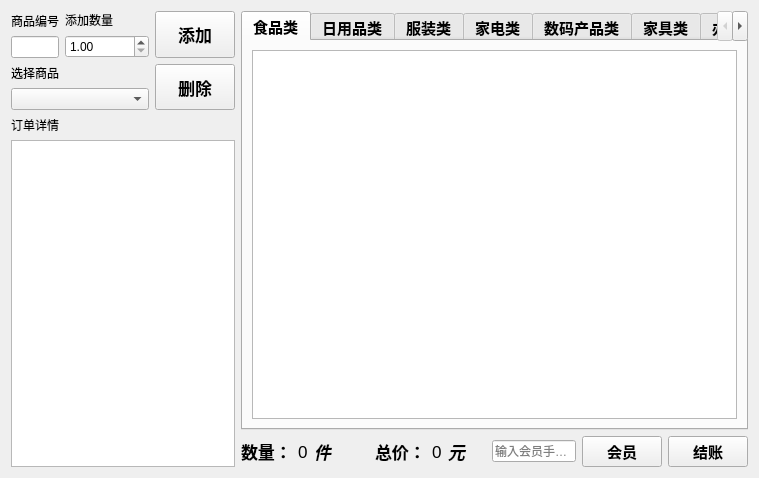
The window that view/manager/widgetcashiermanager.ui (ylxcvvan/Supermarket-Commodity-Management-System) describes before a commit, drawn with Qt 5.
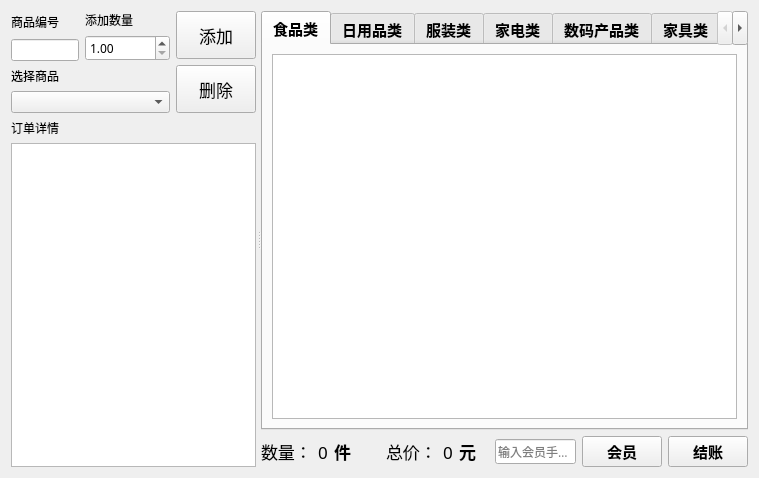
The same window after the commit. Custom widgets are drawn as their Qt base class.

Commit message: 修改了所有界面的字体和按钮大小，现在软件拥有更好的字体

What changed in the file:
```diff
--- a/view/manager/widgetcashiermanager.ui
+++ b/view/manager/widgetcashiermanager.ui
@@ -15,6 +15,14 @@
   </property>
   <layout class="QHBoxLayout" name="horizontalLayout_16">
    <item>
+    <widget class="QSplitter" name="splitter">
+     <property name="orientation">
+      <enum>Qt::Horizontal</enum>
+     </property>
+     <property name="handleWidth">
+      <number>5</number>
+     </property>
+     <widget class="QWidget" name="layoutWidget">
     <layout class="QVBoxLayout" name="verticalLayout_7" stretch="0,1">
      <item>
       <layout class="QHBoxLayout" name="horizontalLayout_5">
@@ -26,6 +34,11 @@
             <layout class="QVBoxLayout" name="verticalLayout_2">
              <item>
               <widget class="QLabel" name="label">
+                 <property name="font">
+                  <font>
+                   <family>微软雅黑</family>
+                  </font>
+                 </property>
                <property name="text">
                 <string>商品编号</string>
                </property>
@@ -40,6 +53,11 @@
             <layout class="QVBoxLayout" name="verticalLayout_5">
              <item>
               <widget class="QLabel" name="label_5">
+                 <property name="font">
+                  <font>
+                   <family>微软雅黑</family>
+                  </font>
+                 </property>
                <property name="text">
                 <string>添加数量</string>
                </property>
@@ -47,6 +65,11 @@
              </item>
              <item>
               <widget class="QDoubleSpinBox" name="spinBoxAmount">
+                 <property name="font">
+                  <font>
+                   <family>微软雅黑</family>
+                  </font>
+                 </property>
                <property name="minimum">
                 <double>1.000000000000000</double>
                </property>
@@ -63,6 +86,11 @@
           <layout class="QVBoxLayout" name="verticalLayout">
            <item>
             <widget class="QLabel" name="label_6">
+               <property name="font">
+                <font>
+                 <family>微软雅黑</family>
+                </font>
+               </property>
              <property name="text">
               <string>选择商品</string>
              </property>
@@ -83,7 +111,7 @@
         </layout>
        </item>
        <item>
-        <layout class="QVBoxLayout" name="verticalLayout_6">
+          <layout class="QVBoxLayout" name="verticalLayout_6" stretch="1,1">
          <item>
           <widget class="QtMaterialRaisedButton" name="pushButtonAdd">
            <property name="sizePolicy">
@@ -94,8 +122,9 @@
            </property>
            <property name="font">
             <font>
+               <family>微软雅黑</family>
              <pointsize>13</pointsize>
-             <bold>true</bold>
+               <bold>false</bold>
             </font>
            </property>
            <property name="text">
@@ -113,8 +142,9 @@
            </property>
            <property name="font">
             <font>
+               <family>微软雅黑</family>
              <pointsize>13</pointsize>
-             <bold>true</bold>
+               <bold>false</bold>
             </font>
            </property>
            <property name="text">
@@ -163,13 +193,14 @@
       </layout>
      </item>
     </layout>
-   </item>
-   <item>
+     </widget>
+     <widget class="QWidget" name="layoutWidget">
     <layout class="QVBoxLayout" name="verticalLayoutRight" stretch="0,0">
      <item>
       <widget class="QTabWidget" name="tabWidget">
        <property name="font">
         <font>
+           <family>微软雅黑</family>
          <pointsize>11</pointsize>
          <bold>true</bold>
         </font>
@@ -187,6 +218,13 @@
         <layout class="QHBoxLayout" name="horizontalLayout_3">
          <item>
           <widget class="QTableView" name="tableView_01">
+             <property name="font">
+              <font>
+               <family>微软雅黑</family>
+               <pointsize>11</pointsize>
+               <bold>false</bold>
+              </font>
+             </property>
            <property name="autoScrollMargin">
             <number>16</number>
            </property>
@@ -318,9 +356,9 @@
         <widget class="QLabel" name="label_8">
          <property name="font">
           <font>
-           <family>Microsoft PhagsPa</family>
+             <family>微软雅黑</family>
            <pointsize>13</pointsize>
-           <bold>true</bold>
+             <bold>false</bold>
           </font>
          </property>
          <property name="text">
@@ -332,6 +370,7 @@
         <widget class="QLabel" name="labelTotalAmount">
          <property name="font">
           <font>
+             <family>微软雅黑</family>
            <pointsize>13</pointsize>
            <bold>false</bold>
           </font>
@@ -345,8 +384,9 @@
         <widget class="QLabel" name="label_2">
          <property name="font">
           <font>
+             <family>微软雅黑</family>
            <pointsize>13</pointsize>
-           <italic>true</italic>
+             <italic>false</italic>
            <bold>true</bold>
           </font>
          </property>
@@ -385,9 +425,9 @@
         <widget class="QLabel" name="label_4">
          <property name="font">
           <font>
-           <family>Microsoft PhagsPa</family>
+             <family>微软雅黑</family>
            <pointsize>13</pointsize>
-           <bold>true</bold>
+             <bold>false</bold>
           </font>
          </property>
          <property name="lineWidth">
@@ -405,6 +445,7 @@
         <widget class="QLabel" name="labelTotalPrice">
          <property name="font">
           <font>
+             <family>微软雅黑</family>
            <pointsize>13</pointsize>
           </font>
          </property>
@@ -417,8 +458,9 @@
         <widget class="QLabel" name="label_7">
          <property name="font">
           <font>
+             <family>微软雅黑</family>
            <pointsize>13</pointsize>
-           <italic>true</italic>
+             <italic>false</italic>
            <bold>true</bold>
           </font>
          </property>
@@ -442,6 +484,11 @@
        </item>
        <item>
         <widget class="QtMaterialTextField" name="lineEditVipPhoneNumber">
+           <property name="font">
+            <font>
+             <family>微软雅黑</family>
+            </font>
+           </property>
          <property name="maxLength">
           <number>11</number>
          </property>
@@ -482,6 +529,8 @@
       </layout>
      </item>
     </layout>
+     </widget>
+    </widget>
    </item>
   </layout>
  </widget>
```
Left out of the diff: 2 changed lines with no effect on the pictures. Lines whose indentation alone changed are shown as unchanged. The commit also changes 7 other files.
